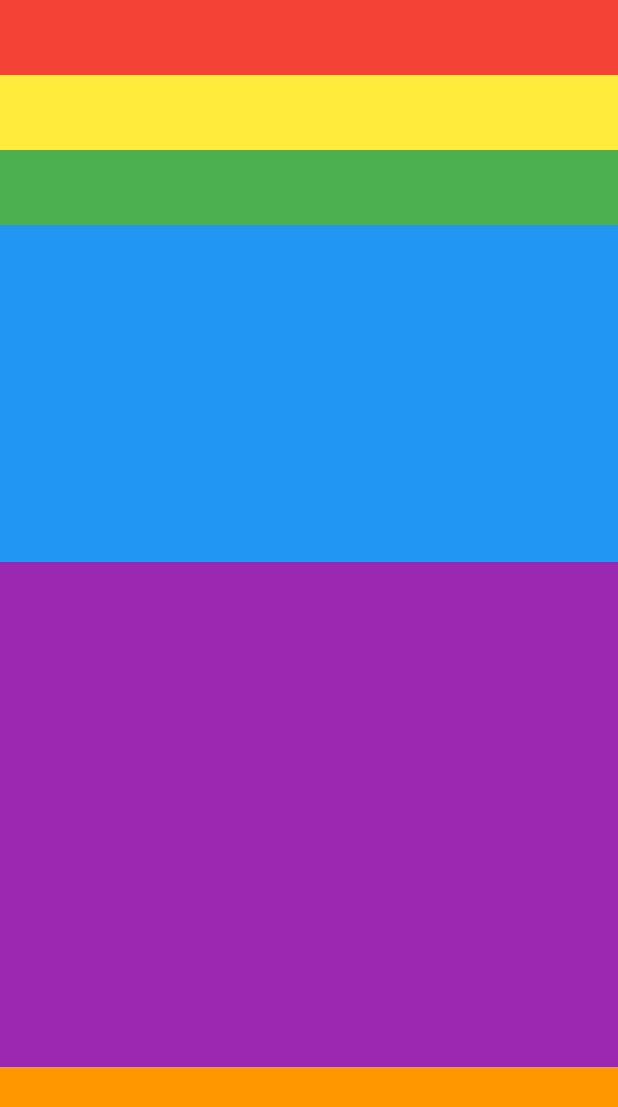
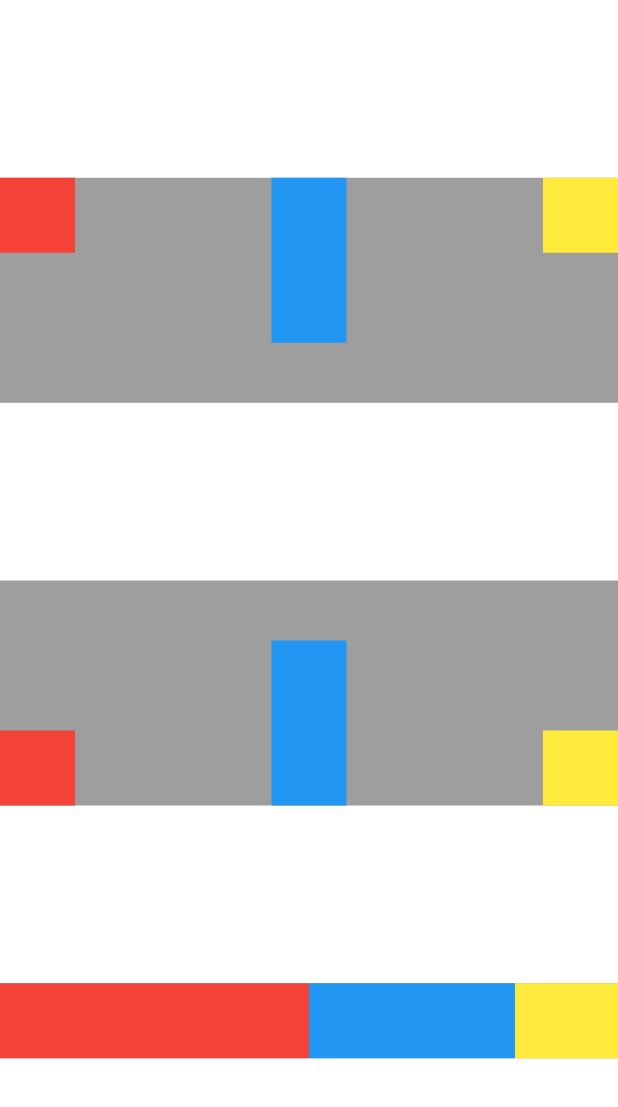
Before and after one commit to Boris-XD/Face-App, a Flutter app: the screen it shows after launch, on a phone screen of 412 x 824 dp. Shown: the top 1107 px of the screen. Run offline on Flutter 3.47's test engine with Material 2 defaults, Android fonts, the phone set to English and light mode, and no system bars.

Commit message:
FaceApp/Container - Add examples to row with a column

```diff
--- a/lib/main.dart
+++ b/lib/main.dart
@@ -1,5 +1,6 @@
 import 'package:face_app/widgets/column.dart';
 import 'package:face_app/widgets/container.dart';
+import 'package:face_app/widgets/row.dart';
 import 'package:flutter/material.dart';
 import 'package:face_app/widgets/text.dart';
 
@@ -14,7 +15,7 @@ class MyApp extends StatelessWidget {
   @override
   Widget build(BuildContext context) {
     return MaterialApp(
-      home: MyColumn(),
+      home: MyRow(),
     );
   }
 }
--- /dev/null
+++ b/lib/widgets/row.dart
@@ -0,0 +1,96 @@
+import 'package:flutter/material.dart';
+
+class MyRow extends StatelessWidget {
+  const MyRow({super.key});
+
+  @override
+  Widget build(BuildContext context) {
+    return Container(
+
+      color: Colors.white,
+      child: Center(
+        child: Column(
+          mainAxisAlignment: MainAxisAlignment.spaceEvenly,
+          children: [
+            Container(
+              height: 150,
+              color: Colors.grey,
+              child: Row(
+                mainAxisAlignment: MainAxisAlignment.spaceBetween,
+                crossAxisAlignment: CrossAxisAlignment.start,
+                children: [
+                  Container(
+                    width: 50,
+                    height: 50,
+                    color: Colors.red,
+                  ),
+                  Container(
+                    width: 50,
+                    height: 110,
+                    color: Colors.blue,
+                  ),
+                  Container(
+                    width: 50,
+                    height: 50,
+                    color: Colors.yellow,
+                  )
+                ]
+                ),
+            ),
+            Container(
+              height: 150,
+              color: Colors.grey,
+              child: Row(
+                mainAxisAlignment: MainAxisAlignment.spaceBetween,
+                crossAxisAlignment: CrossAxisAlignment.end,
+                children: [
+                  Container(
+                    width: 50,
+                    height: 50,
+                    color: Colors.red,
+                  ),
+                  Container(
+                    width: 50,
+                    height: 110,
+                    color: Colors.blue,
+                  ),
+                  Container(
+                    width: 50,
+                    height: 50,
+                    color: Colors.yellow,
+                  )
+                ]
+                ),
+            ),
+            Container(
+              height: 50,
+              color: Colors.grey,
+              child: Row(
+                children: [
+                  Expanded(
+                    flex: 3,
+                    child: Container(
+                      color: Colors.red,
+                    ),
+                  ),
+                  Expanded(
+                    flex: 2,
+                    child: Container(
+                      color: Colors.blue,
+                    ),
+                  ),
+                  Expanded(
+                    flex: 1,
+                    child: Container(
+                      color: Colors.yellow,
+                    ),
+                  ),
+                ]
+                ),
+            ),
+          ],
+        ),
+      ),
+    );
+  }
+}
```
